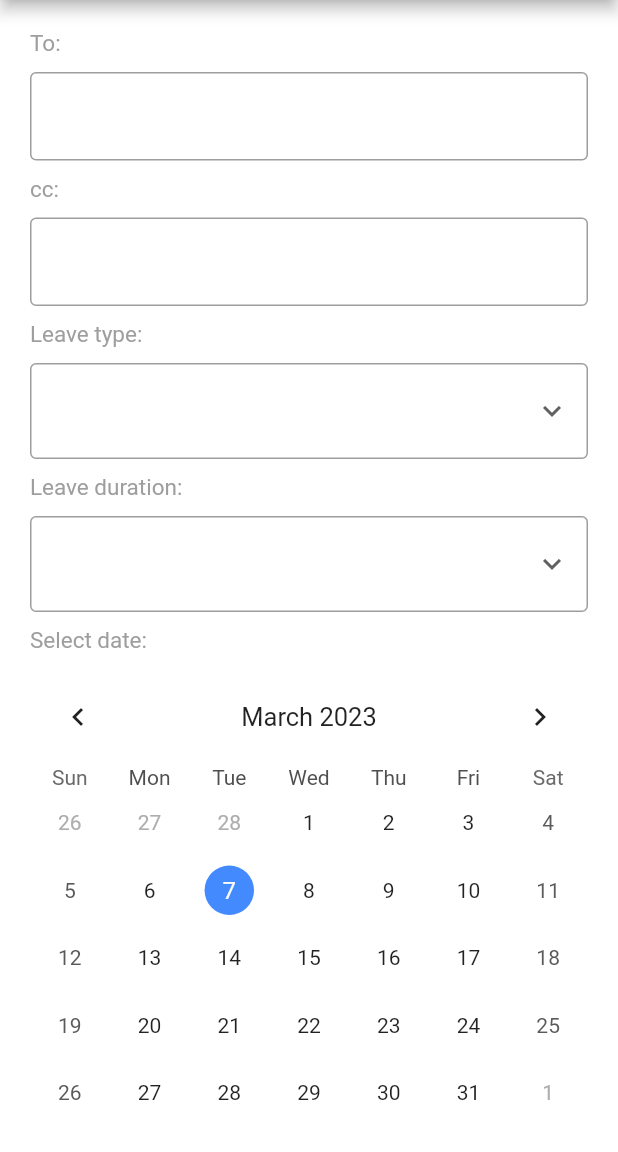
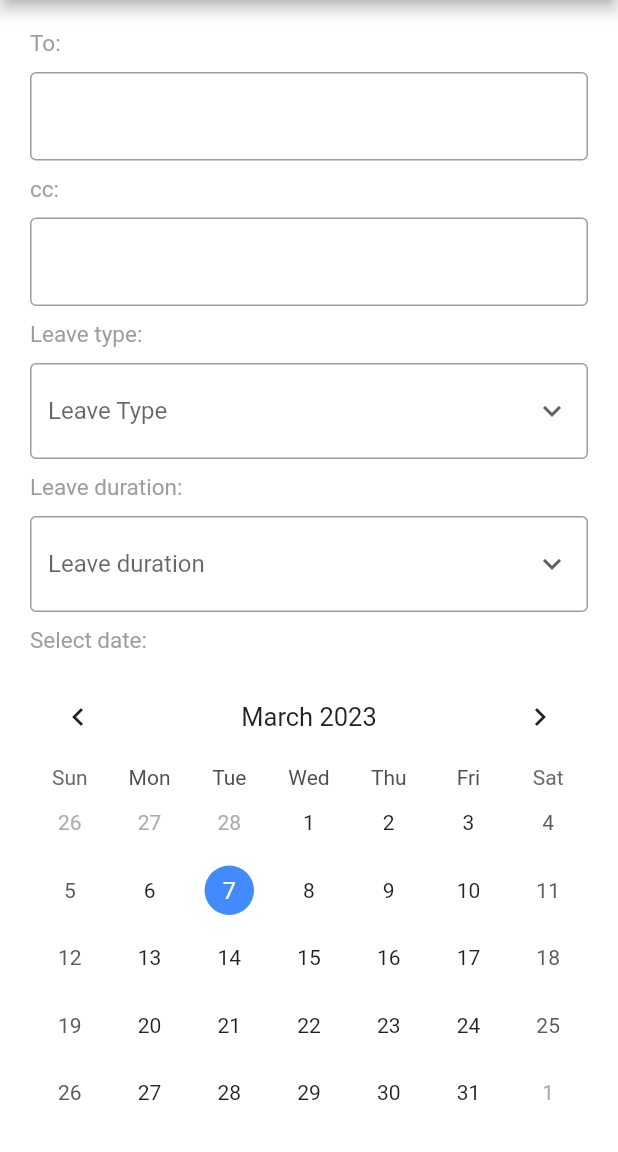
Before and after one commit to sakthi-dotcom/ah_lms_flutter, a Flutter app: the ApplyLeave screen opened directly, on a phone screen of 412 x 824 dp, the part 84-1236 px from its top. Run offline on Flutter 3.47's test engine with Material 2 defaults, Android fonts, the phone set to English and light mode, and no system bars; drawn by our look-alikes of table_calendar; our stand-ins replace image_picker.

Commit message:
completed dropdown for leave reason and leave counts.

```diff
--- a/lib/view/sidebar/apply_leave.dart
+++ b/lib/view/sidebar/apply_leave.dart
@@ -11,24 +11,24 @@ class ApplyLeave extends StatefulWidget {
 }
 
 class _ApplyLeaveState extends State<ApplyLeave> {
-
   DateTime today = DateTime.now();
-  String dropdownvalue = '';
-  String dropdownvalue1 = '';
-  var items = [
-    'Earned Leave',
+  String leavedropdown = 'Earned leave';
+  var leave_items = [
+    'Earned leave',
+    'Comp -off',
+    'Permission',
     'Loss of pay',
     'Maternity',
     'Paternity',
-    'Medical Leave',
-  ];
-  var items1 = [
-    'less than 1 day',
-    'one or more than one day'
   ];
 
+  String daydropdown = "less than 1 day";
+  var count_items = ['one day or less', 'More than 1 day'];
 
-  void _onDaySelected(DateTime day, DateTime focusedDay,) {
+  void _onDaySelected(
+    DateTime day,
+    DateTime focusedDay,
+  ) {
     setState(() {
       today = day;
     });
@@ -47,14 +47,8 @@ class _ApplyLeaveState extends State<ApplyLeave> {
           title: Text(app_leave),
         ),
         body: Container(
-          height: MediaQuery
-              .of(context)
-              .size
-              .height,
-          width: MediaQuery
-              .of(context)
-              .size
-              .width,
+          height: MediaQuery.of(context).size.height,
+          width: MediaQuery.of(context).size.width,
           child: SingleChildScrollView(
             child: Column(
               crossAxisAlignment: CrossAxisAlignment.start,
@@ -124,9 +118,11 @@ class _ApplyLeaveState extends State<ApplyLeave> {
                         enabledBorder: OutlineInputBorder(
                             borderSide: BorderSide(color: Colors.grey)),
                       ),
-                    value: dropdownvalue,
+                      hint: const Text(
+                        "Leave Type",
+                      ),
                       icon: const Icon(Icons.keyboard_arrow_down),
-                    items: items.map((String items) {
+                      items: leave_items.map((String items) {
                         return DropdownMenuItem(
                           value: items,
                           child: Text(items),
@@ -134,10 +130,9 @@ class _ApplyLeaveState extends State<ApplyLeave> {
                       }).toList(),
                       onChanged: (String? newValue) {
                         setState(() {
-                          dropdownvalue = newValue!;
+                          leavedropdown = newValue! as String;
                         });
-                      }
-                  ),
+                      }),
                 ),
                 const Padding(
                   padding: EdgeInsets.only(left: 20.0, top: 10),
@@ -154,22 +149,25 @@ class _ApplyLeaveState extends State<ApplyLeave> {
                       const EdgeInsets.only(left: 20.0, right: 20.0, top: 10.0),
                   child: DropdownButtonFormField(
                     decoration: const InputDecoration(
-                        border: OutlineInputBorder(),
-                        enabledBorder: OutlineInputBorder(
+                      border: OutlineInputBorder(
                           borderSide: BorderSide(color: Colors.grey)),
+                      focusedBorder: OutlineInputBorder(
+                        borderSide: BorderSide(color: Colors.blueAccent),
+                      ),
                     ),
                     icon: const Icon(Icons.keyboard_arrow_down),
-                      items: items1.map((String _items) {
+                    items: count_items.map((String c_items) {
                       return DropdownMenuItem(
-                          value: _items,
-                          child: Text(_items),
+                        value: c_items,
+                        child: Text(c_items),
                       );
                     }).toList(),
-                      onChanged: (String? _newValue) {
+                    onChanged: (String? changedValue) {
                       setState(() {
-                          dropdownvalue1 = _newValue!;
+                        count_items = changedValue! as List<String>;
                       });
-                      }
+                    },
+                    hint: const Text("Leave duration"),
                   ),
                 ),
                 const Padding(
@@ -206,7 +204,6 @@ class _ApplyLeaveState extends State<ApplyLeave> {
                     lastDay: DateTime.utc(2030, 3, 14),
                     onDaySelected: _onDaySelected,
                   ),
-
                 )
               ],
             ),
```
Lines whose indentation alone changed are shown as unchanged.
